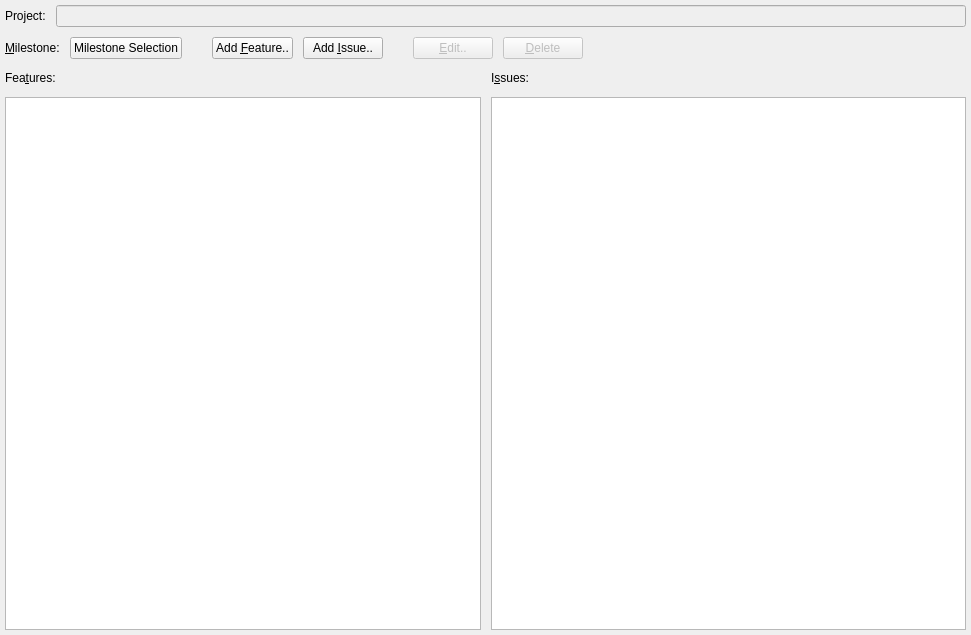
The window that forms/roadmap.ui (skriticos/nelia1) describes before a commit, drawn with Qt 5.
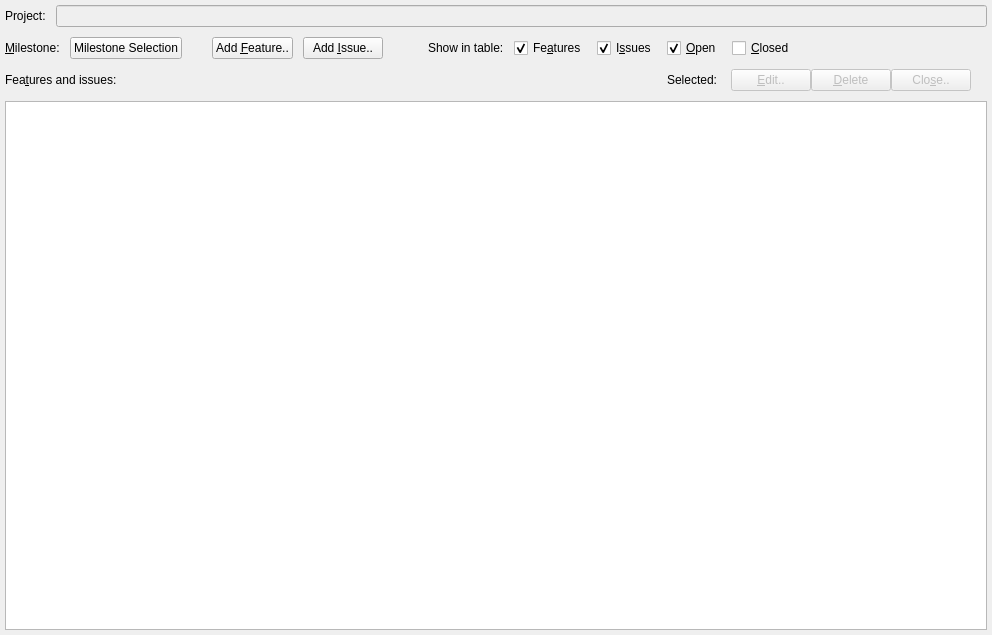
The same window after the commit.

Commit message:
roadmap form redesign, cut issuse table
- in line with MVP
- same features, better UI
- easier to control only one table

The edit to the form file:
```diff
--- a/forms/roadmap.ui
+++ b/forms/roadmap.ui
@@ -6,7 +6,7 @@
    <rect>
     <x>0</x>
     <y>0</y>
-    <width>971</width>
+    <width>992</width>
     <height>635</height>
    </rect>
   </property>
@@ -61,19 +61,6 @@
       <property name="spacing">
        <number>10</number>
       </property>
-      <item row="0" column="9">
-       <spacer name="horizontalSpacer_3">
-        <property name="orientation">
-         <enum>Qt::Horizontal</enum>
-        </property>
-        <property name="sizeHint" stdset="0">
-         <size>
-          <width>23</width>
-          <height>20</height>
-         </size>
-        </property>
-       </spacer>
-      </item>
       <item row="0" column="3">
        <widget class="QPushButton" name="push_add_feature">
         <property name="text">
@@ -88,16 +75,6 @@
         </property>
        </widget>
       </item>
-      <item row="0" column="8">
-       <widget class="QPushButton" name="push_delete">
-        <property name="enabled">
-         <bool>false</bool>
-        </property>
-        <property name="text">
-         <string>&amp;Delete</string>
-        </property>
-       </widget>
-      </item>
       <item row="0" column="2">
        <spacer name="horizontalSpacer">
         <property name="orientation">
@@ -114,32 +91,6 @@
         </property>
        </spacer>
       </item>
-      <item row="0" column="6">
-       <spacer name="horizontalSpacer_4">
-        <property name="orientation">
-         <enum>Qt::Horizontal</enum>
-        </property>
-        <property name="sizeType">
-         <enum>QSizePolicy::Fixed</enum>
-        </property>
-        <property name="sizeHint" stdset="0">
-         <size>
-          <width>20</width>
-          <height>20</height>
-         </size>
-        </property>
-       </spacer>
-      </item>
-      <item row="0" column="7">
-       <widget class="QPushButton" name="push_edit">
-        <property name="enabled">
-         <bool>false</bool>
-        </property>
-        <property name="text">
-         <string>&amp;Edit..</string>
-        </property>
-       </widget>
-      </item>
       <item row="0" column="0">
        <widget class="QLabel" name="label_2">
         <property name="text">
@@ -157,10 +108,95 @@
         </property>
        </widget>
       </item>
+      <item row="0" column="6">
+       <widget class="QWidget" name="widget_5" native="true">
+        <layout class="QGridLayout" name="gridLayout_3">
+         <property name="margin">
+          <number>0</number>
+         </property>
+         <property name="spacing">
+          <number>10</number>
+         </property>
+         <item row="0" column="1">
+          <widget class="QCheckBox" name="check_feature">
+           <property name="text">
+            <string>Fe&amp;atures</string>
+           </property>
+           <property name="checked">
+            <bool>true</bool>
+           </property>
+          </widget>
+         </item>
+         <item row="0" column="2">
+          <widget class="QCheckBox" name="check_issue">
+           <property name="text">
+            <string>I&amp;ssues</string>
+           </property>
+           <property name="checked">
+            <bool>true</bool>
+           </property>
+          </widget>
+         </item>
+         <item row="0" column="3">
+          <widget class="QCheckBox" name="check_open">
+           <property name="text">
+            <string>&amp;Open</string>
+           </property>
+           <property name="checked">
+            <bool>true</bool>
+           </property>
+          </widget>
+         </item>
+         <item row="0" column="4">
+          <widget class="QCheckBox" name="check_closed">
+           <property name="text">
+            <string>&amp;Closed</string>
+           </property>
+          </widget>
+         </item>
+         <item row="0" column="0">
+          <widget class="QLabel" name="label_3">
+           <property name="text">
+            <string>Show in table:</string>
+           </property>
+          </widget>
+         </item>
+         <item row="0" column="5">
+          <spacer name="horizontalSpacer_4">
+           <property name="orientation">
+            <enum>Qt::Horizontal</enum>
+           </property>
+           <property name="sizeHint" stdset="0">
+            <size>
+             <width>40</width>
+             <height>20</height>
+            </size>
+           </property>
+          </spacer>
+         </item>
+        </layout>
+       </widget>
+      </item>
+      <item row="0" column="5">
+       <spacer name="horizontalSpacer_2">
+        <property name="orientation">
+         <enum>Qt::Horizontal</enum>
+        </property>
+        <property name="sizeType">
+         <enum>QSizePolicy::Fixed</enum>
+        </property>
+        <property name="sizeHint" stdset="0">
+         <size>
+          <width>35</width>
+          <height>20</height>
+         </size>
+        </property>
+       </spacer>
+      </item>
      </layout>
     </widget>
    </item>
-   <item row="2" column="0">
+   <item row="3" column="0">
     <widget class="QWidget" name="widget_3" native="true">
      <layout class="QGridLayout" name="gridLayout_5">
       <property name="margin">
@@ -169,72 +205,51 @@
       <property name="spacing">
        <number>10</number>
       </property>
-      <item row="0" column="1">
-       <widget class="QWidget" name="widget_2" native="true">
-        <layout class="QGridLayout" name="gridLayout_7">
-         <property name="margin">
-          <number>0</number>
-         </property>
-         <property name="spacing">
-          <number>10</number>
-         </property>
-         <item row="0" column="0">
-          <widget class="QLabel" name="label_many">
-           <property name="minimumSize">
-            <size>
-             <width>0</width>
-             <height>18</height>
-            </size>
-           </property>
-           <property name="text">
-            <string>I&amp;ssues:</string>
-           </property>
-           <property name="buddy">
-            <cstring>table_issue</cstring>
-           </property>
-          </widget>
-         </item>
-         <item row="1" column="0">
-          <widget class="QTableView" name="table_issue">
-           <property name="editTriggers">
-            <set>QAbstractItemView::NoEditTriggers</set>
-           </property>
-           <property name="selectionMode">
-            <enum>QAbstractItemView::SingleSelection</enum>
-           </property>
-           <property name="selectionBehavior">
-            <enum>QAbstractItemView::SelectRows</enum>
-           </property>
-           <property name="sortingEnabled">
-            <bool>true</bool>
-           </property>
-          </widget>
-         </item>
-        </layout>
-       </widget>
-      </item>
       <item row="0" column="0">
        <widget class="QWidget" name="widget" native="true">
         <layout class="QGridLayout" name="gridLayout_6">
-         <property name="margin">
+         <property name="horizontalSpacing">
           <number>0</number>
          </property>
-         <property name="spacing">
+         <property name="verticalSpacing">
           <number>10</number>
          </property>
-         <item row="1" column="0">
-          <widget class="QTableView" name="table_feature">
-           <property name="editTriggers">
-            <set>QAbstractItemView::NoEditTriggers</set>
+         <property name="margin">
+          <number>0</number>
+         </property>
+         <item row="0" column="3">
+          <widget class="QPushButton" name="push_edit">
+           <property name="enabled">
+            <bool>false</bool>
            </property>
-           <property name="selectionMode">
-            <enum>QAbstractItemView::SingleSelection</enum>
+           <property name="text">
+            <string>&amp;Edit..</string>
            </property>
-           <property name="selectionBehavior">
-            <enum>QAbstractItemView::SelectRows</enum>
+          </widget>
+         </item>
+         <item row="0" column="1">
+          <spacer name="horizontalSpacer_5">
+           <property name="orientation">
+            <enum>Qt::Horizontal</enum>
            </property>
-           <property name="sortingEnabled">
-            <bool>true</bool>
+           <property name="sizeType">
+            <enum>QSizePolicy::Fixed</enum>
+           </property>
+           <property name="sizeHint" stdset="0">
+            <size>
+             <width>550</width>
+             <height>20</height>
+            </size>
+           </property>
+          </spacer>
+         </item>
+         <item row="0" column="5">
+          <widget class="QPushButton" name="push_close">
+           <property name="enabled">
+            <bool>false</bool>
+           </property>
+           <property name="text">
+            <string>Clo&amp;se..</string>
            </property>
           </widget>
          </item>
@@ -247,10 +262,56 @@
             </size>
            </property>
            <property name="text">
-            <string>Fea&amp;tures:</string>
+            <string>Fea&amp;tures and issues:</string>
            </property>
            <property name="buddy">
-            <cstring>table_feature</cstring>
+            <cstring>table</cstring>
+           </property>
+          </widget>
+         </item>
+         <item row="0" column="4">
+          <widget class="QPushButton" name="push_delete">
+           <property name="enabled">
+            <bool>false</bool>
+           </property>
+           <property name="text">
+            <string>&amp;Delete</string>
+           </property>
+          </widget>
+         </item>
+         <item row="0" column="2">
+          <widget class="QLabel" name="label_4">
+           <property name="text">
+            <string>Selected:    </string>
+           </property>
+          </widget>
+         </item>
+         <item row="0" column="6">
+          <spacer name="horizontalSpacer_3">
+           <property name="orientation">
+            <enum>Qt::Horizontal</enum>
+           </property>
+           <property name="sizeHint" stdset="0">
+            <size>
+             <width>40</width>
+             <height>20</height>
+            </size>
+           </property>
+          </spacer>
+         </item>
+         <item row="1" column="0" colspan="7">
+          <widget class="QTableView" name="table">
+           <property name="editTriggers">
+            <set>QAbstractItemView::NoEditTriggers</set>
+           </property>
+           <property name="selectionMode">
+            <enum>QAbstractItemView::SingleSelection</enum>
+           </property>
+           <property name="selectionBehavior">
+            <enum>QAbstractItemView::SelectRows</enum>
+           </property>
+           <property name="sortingEnabled">
+            <bool>true</bool>
            </property>
           </widget>
          </item>
```
Left out of the diff: 4 changed lines with no effect on the pictures. The commit also changes 1 other file.
